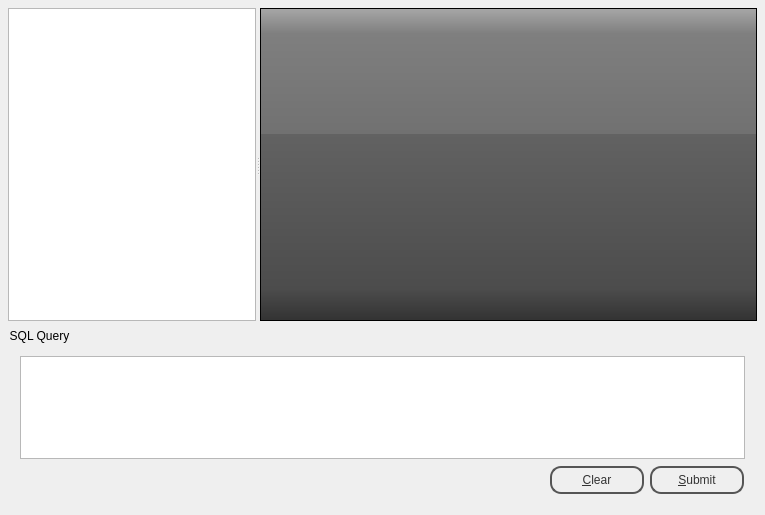
Qt form sandbox/icl/libs/xplore/br1/sqlbrowser/browserwidget.ui (tonado/boost) before a commit.
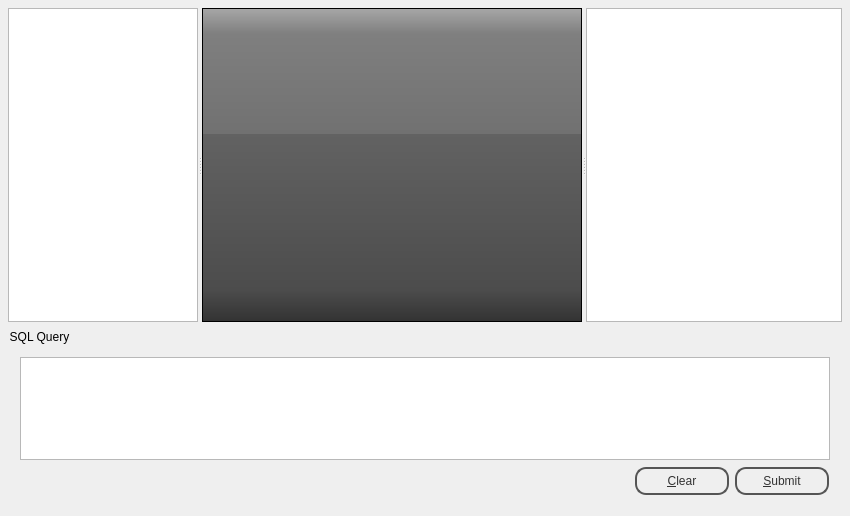
The same form after that commit. Custom widgets are drawn as their Qt base class.

Commit message: Tree and table view on an Sql-model.

```diff
--- a/sandbox/icl/libs/xplore/br1/sqlbrowser/browserwidget.ui
+++ b/sandbox/icl/libs/xplore/br1/sqlbrowser/browserwidget.ui
@@ -6,8 +6,8 @@
    <rect>
     <x>0</x>
     <y>0</y>
-    <width>765</width>
-    <height>515</height>
+    <width>850</width>
+    <height>516</height>
    </rect>
   </property>
   <property name="windowTitle">
@@ -596,6 +596,7 @@
        <enum>QAbstractItemView::SelectRows</enum>
       </property>
      </widget>
+     <widget class="QTreeView" name="ext_tree"/>
     </widget>
    </item>
    <item>
```
Left out of the diff: 4 changed lines with no effect on the pictures. The commit also changes 3 other files.
